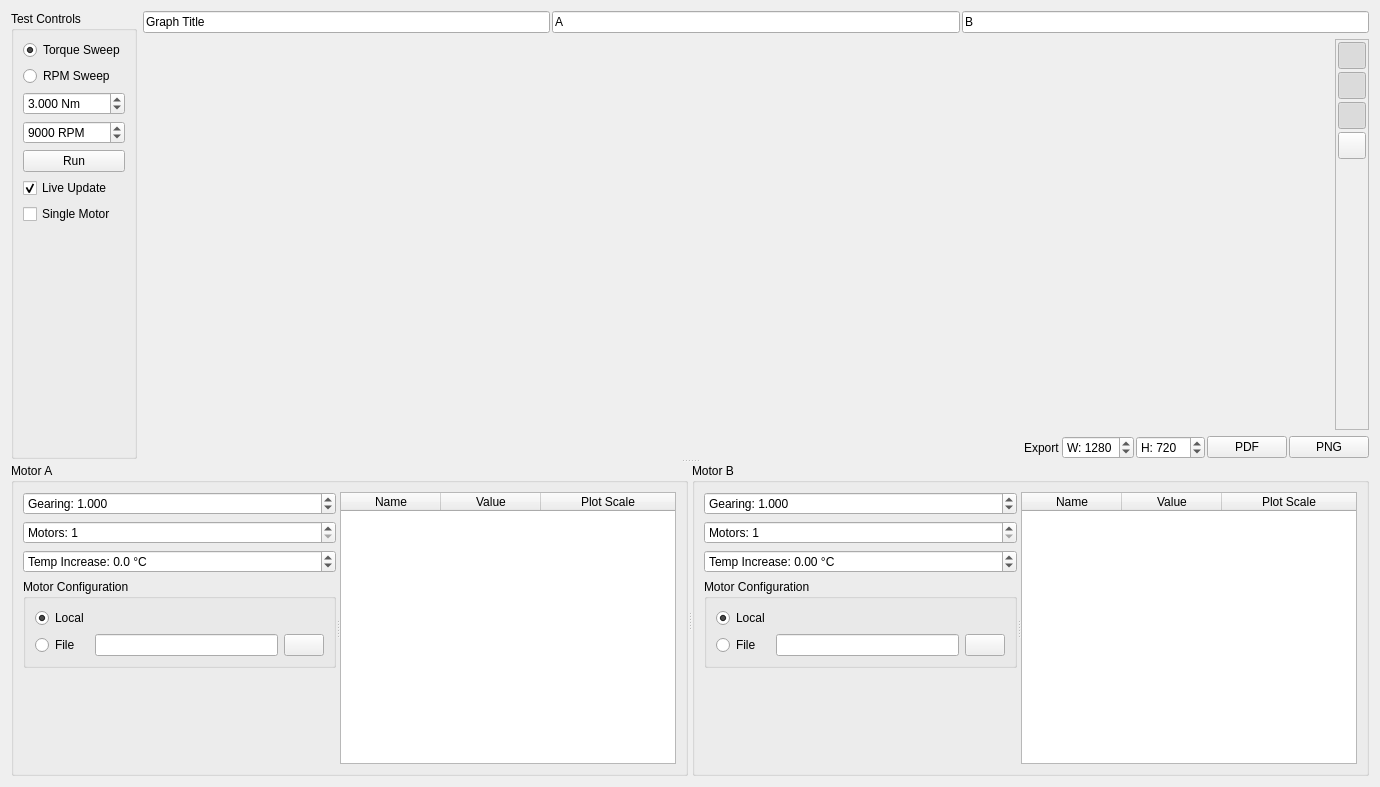
The window that pages/pagemotorcomparison.ui (vedderb/vesc_tool) describes before a commit, drawn with Qt 5.
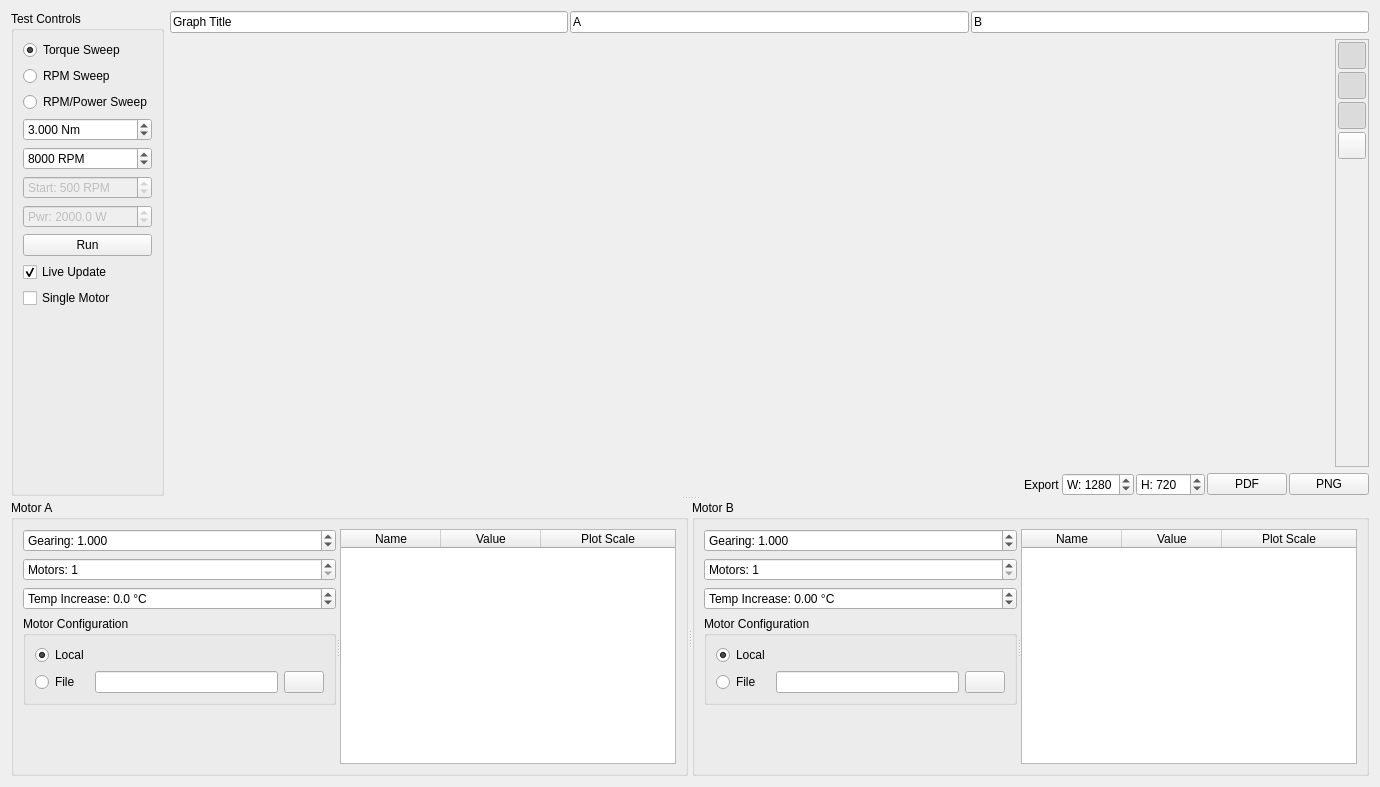
The same window after the commit. Icons and pictures are not drawn. Custom widgets are drawn as their Qt base class.

Commit message: Added rpm/power sweep mode

Diff of the .ui file:
```diff
--- a/pages/pagemotorcomparison.ui
+++ b/pages/pagemotorcomparison.ui
@@ -53,6 +53,16 @@
             </property>
            </widget>
           </item>
+          <item>
+           <widget class="QRadioButton" name="testModeRpmPowerButton">
+            <property name="toolTip">
+             <string>Sweep from 0 to the set RPM at the set Power.</string>
+            </property>
+            <property name="text">
+             <string>RPM/Power Sweep</string>
+            </property>
+           </widget>
+          </item>
           <item>
            <widget class="QDoubleSpinBox" name="testTorqueBox">
             <property name="prefix">
@@ -90,7 +100,57 @@
              <double>100.000000000000000</double>
             </property>
             <property name="value">
-             <double>9000.000000000000000</double>
+             <double>8000.000000000000000</double>
+            </property>
+           </widget>
+          </item>
+          <item>
+           <widget class="QDoubleSpinBox" name="testRpmStartBox">
+            <property name="enabled">
+             <bool>false</bool>
+            </property>
+            <property name="prefix">
+             <string>Start: </string>
+            </property>
+            <property name="suffix">
+             <string> RPM</string>
+            </property>
+            <property name="decimals">
+             <number>0</number>
+            </property>
+            <property name="minimum">
+             <double>10.000000000000000</double>
+            </property>
+            <property name="maximum">
+             <double>999999.000000000000000</double>
+            </property>
+            <property name="value">
+             <double>500.000000000000000</double>
+            </property>
+           </widget>
+          </item>
+          <item>
+           <widget class="QDoubleSpinBox" name="testPowerBox">
+            <property name="enabled">
+             <bool>false</bool>
+            </property>
+            <property name="prefix">
+             <string>Pwr: </string>
+            </property>
+            <property name="suffix">
+             <string> W</string>
+            </property>
+            <property name="decimals">
+             <number>1</number>
+            </property>
+            <property name="minimum">
+             <double>0.100000000000000</double>
+            </property>
+            <property name="maximum">
+             <double>999999.000000000000000</double>
+            </property>
+            <property name="value">
+             <double>2000.000000000000000</double>
             </property>
            </widget>
           </item>
```
Left out of the diff: 6 changed lines with no effect on the pictures. The commit also changes 1 other file.
